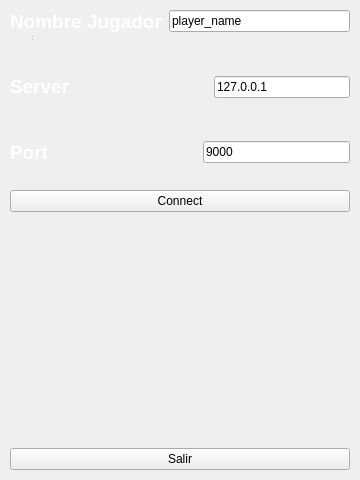
Before: the Qt Designer form Client/ui/ui/login.ui in AbrahamOsco/Worms-Taller-1, drawn with Qt 5.
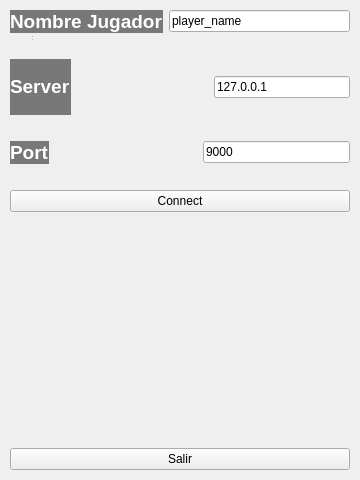
After: the same form once the commit is applied.

Commit message: modifico las ventanas de login, crearpartida y buscarpartida para que sean mas amigables a temas oscuros

Patch:
```diff
--- a/Client/ui/ui/login.ui
+++ b/Client/ui/ui/login.ui
@@ -62,9 +62,8 @@
       <item>
        <widget class="QLabel" name="label_3">
         <property name="styleSheet">
-         <string notr="true">border-width: 15px;
-border-color: rgb(0, 0, 0);
-color: rgb(255, 255, 255);</string>
+         <string notr="true">background-color: rgba(0, 0, 0, 0.5);
+color: #FFFFFF</string>
         </property>
         <property name="text">
          <string>&lt;html&gt;&lt;head/&gt;&lt;body&gt;&lt;p&gt;&lt;span style=&quot; font-size:14pt; font-weight:600;&quot;&gt;Nombre Jugador&lt;/span&gt;&lt;/p&gt;&lt;/body&gt;&lt;/html&gt;</string>
@@ -107,9 +106,8 @@
       <item>
        <widget class="QLabel" name="label">
         <property name="styleSheet">
-         <string notr="true">color: rgb(255, 255, 255);
-border-width: 15px;
-border-color: rgb(0, 0, 0);
+         <string notr="true">background-color: rgba(0, 0, 0, 0.5);
+color: #FFFFFF
 </string>
         </property>
         <property name="text">
@@ -166,10 +164,8 @@
       <item>
        <widget class="QLabel" name="label_2">
         <property name="styleSheet">
-         <string notr="true">color: rgb(255, 255, 255);
-border-width: 15px;
-border-color: rgb(0, 0, 0);
-</string>
+         <string notr="true">background-color: rgba(0, 0, 0, 0.5);
+color: #FFFFFF</string>
         </property>
         <property name="text">
          <string>&lt;html&gt;&lt;head/&gt;&lt;body&gt;&lt;p&gt;&lt;span style=&quot; font-size:14pt; font-weight:600;&quot;&gt;Port&lt;/span&gt;&lt;/p&gt;&lt;/body&gt;&lt;/html&gt;</string>
```
The commit also changes 2 other files.
